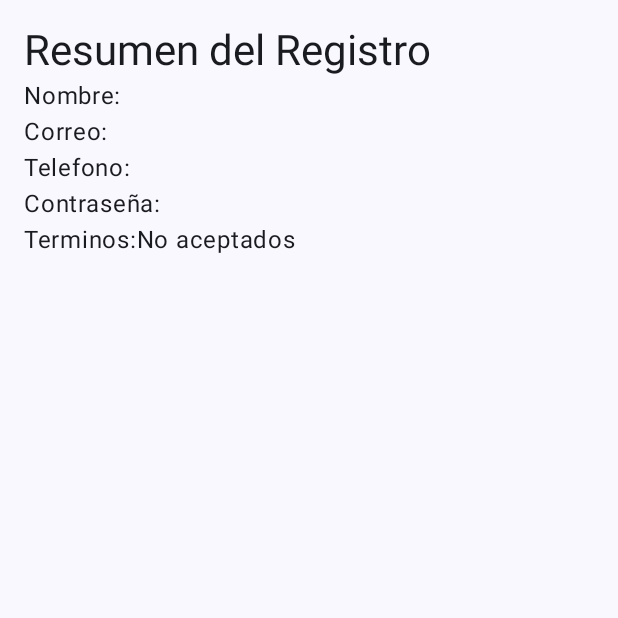
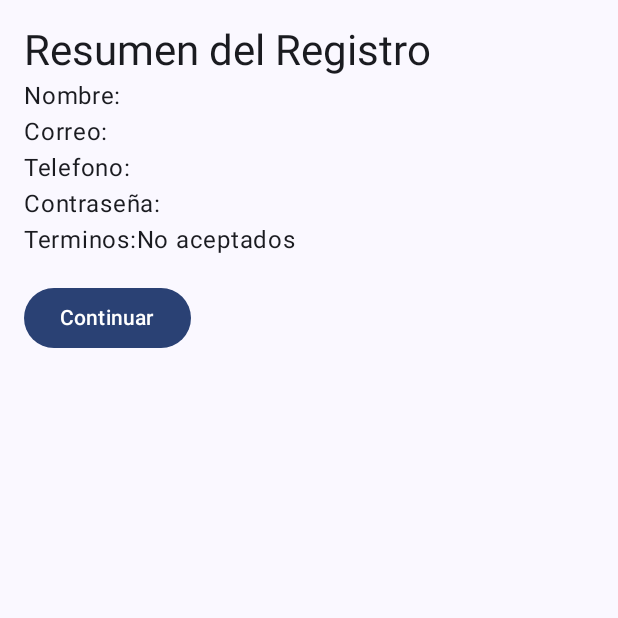
Before and after one commit to ezenten0/Finanzas_App, an Android app built with Jetpack Compose: the composable ResumenScreen shown on its own in the app's theme, on a phone screen of 412 x 824 dp, the top half of it. Run offline under Robolectric (Android 15) with nearby library versions, the light colour scheme and no system bars.

Commit message:
feat(navigation): Integrate navigation flow into MainActivity
This commit refactors the application's entry point and navigation structure.

`MainActivity` is updated to host the primary navigation graph (`AppNavigation`) within a `Scaffold`, establishing a unified navigation flow. `AppNavigation` is expanded to include new screens and define the transitions between them:
*   `IntroScreen` is now the starting destination.
*   New routes are added for `MainScreen`, `SplashScreen`, and `ReportScreen` with mock data.
*   `ResumenScreen` now includes a "Continuar" button to navigate to the `MainScreen`.

Additionally, package paths for `IntroScreen` and `AppNavigation` have been corrected to align with the new structure.

```diff
--- a/app/src/main/java/com/example/app_finanzas/Activities/DashboardActivity/screens/HomeScreen.kt
+++ b/app/src/main/java/com/example/app_finanzas/Activities/DashboardActivity/screens/HomeScreen.kt
@@ -10,7 +10,7 @@ import androidx.compose.ui.unit.dp
 import androidx.navigation.compose.currentBackStackEntryAsState
 import androidx.navigation.compose.rememberNavController
 import com.example.app_finanzas.Activities.DashboardActivity.components.BottomNavigationBar
-import com.example.app_finanzas.Activities.DashboardActivity.navigation.AppNavigation
+import com.example.app_finanzas.Activities.navigation.AppNavigation
 import com.example.app_finanzas.R
 
 @SuppressLint("UnusedMaterial3ScaffoldPaddingParameter")
--- a/app/src/main/java/com/example/app_finanzas/Activities/IntroActivity/IntroActivity.kt
+++ b/app/src/main/java/com/example/app_finanzas/Activities/IntroActivity/IntroActivity.kt
@@ -5,7 +5,7 @@ import android.os.Bundle
 import androidx.activity.compose.setContent
 import androidx.activity.enableEdgeToEdge
 import androidx.appcompat.app.AppCompatActivity
-import com.example.app_finanzas.activities.introactivity.screens.IntroScreen
+import com.example.app_finanzas.Activities.IntroActivity.screens.IntroScreen
 import com.example.app_finanzas.Activities.DashboardActivity.MainActivity
 
 class IntroActivity : AppCompatActivity() {
--- a/app/src/main/java/com/example/app_finanzas/Activities/IntroActivity/screens/IntroScreen.kt
+++ b/app/src/main/java/com/example/app_finanzas/Activities/IntroActivity/screens/IntroScreen.kt
@@ -1,4 +1,4 @@
-package com.example.app_finanzas.activities.introactivity.screens
+package com.example.app_finanzas.Activities.IntroActivity.screens
 
 import androidx.compose.foundation.Image
 import androidx.compose.foundation.background
--- a/app/src/main/java/com/example/app_finanzas/ui/screens/ResumenScreen.kt
+++ b/app/src/main/java/com/example/app_finanzas/ui/screens/ResumenScreen.kt
@@ -1,7 +1,10 @@
 package com.example.app_finanzas.ui.screens
 
 import androidx.compose.foundation.layout.Column
+import androidx.compose.foundation.layout.Spacer
+import androidx.compose.foundation.layout.height
 import androidx.compose.foundation.layout.padding
+import androidx.compose.material3.Button
 import androidx.compose.material3.MaterialTheme
 import androidx.compose.material3.Text
 import androidx.compose.runtime.Composable
@@ -9,10 +12,11 @@ import androidx.compose.runtime.collectAsState
 import androidx.compose.runtime.getValue
 import androidx.compose.ui.Modifier
 import androidx.compose.ui.unit.dp
+import androidx.navigation.NavController
 import com.example.app_finanzas.ViewModel.UsuarioViewModel
 
 @Composable
-fun ResumenScreen(viewModel: UsuarioViewModel) {
+fun ResumenScreen(navController: NavController, viewModel: UsuarioViewModel) {
     val estado by viewModel.estado.collectAsState()
 
     Column(Modifier.padding(16.dp)) {
@@ -22,5 +26,9 @@ fun ResumenScreen(viewModel: UsuarioViewModel) {
         Text("Telefono: ${estado.telefono}")
         Text("Contraseña: ${"*".repeat(estado.clave.length)}")
         Text("Terminos:${if (estado.aceptaTerminos) "Aceptados" else "No aceptados"}")
+        Spacer(modifier = Modifier.height(16.dp))
+        Button(onClick = { navController.navigate("main") }) {
+            Text("Continuar")
+        }
     }
 }
```
Also changed, not shown: app/src/main/java/com/example/app_finanzas/Activities/DashboardActivity/MainActivity.kt (+13 -2 lines), app/src/main/java/com/example/app_finanzas/Activities/navigation/AppNavigation.kt (+39 -2 lines).
